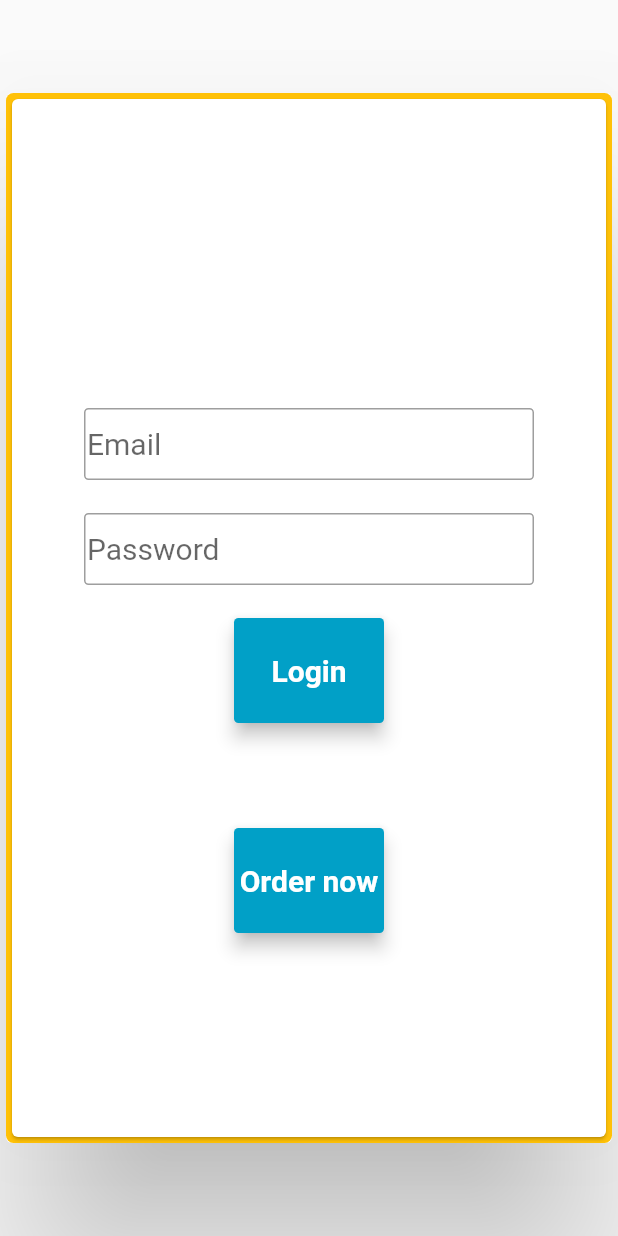
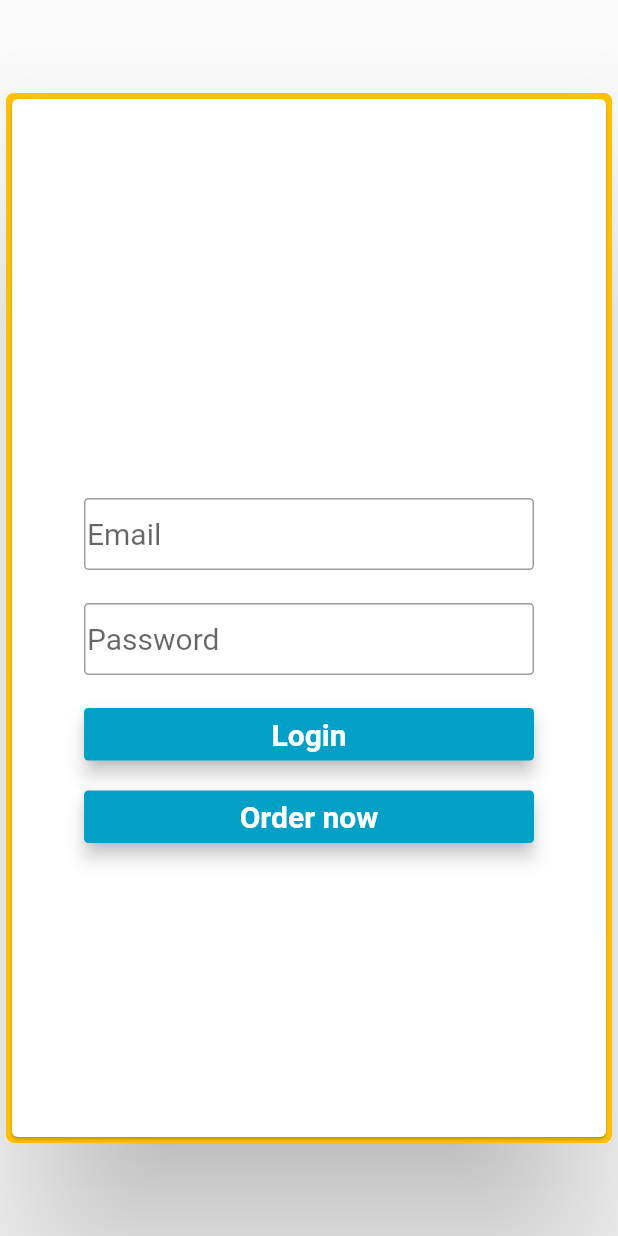
Before and after one commit to asg1cnpm/cnpm, a Flutter app: the screen it shows after launch, on a phone screen of 412 x 824 dp. Run offline on Flutter 3.47's test engine with Material 2 defaults, Android fonts, the light colour scheme and no system bars; our stand-ins replace flutter_svg; Roboto replaces fonts that are missing (Montserrat).

Commit message:
style login button again

```diff
--- a/lib/login.dart
+++ b/lib/login.dart
@@ -157,13 +157,13 @@ class _MyHomePageState extends State<MyHomePage> {
                       width: _width * 0.3,
                       child: passwordField),
                   SizedBox(
-                      height: _height * 0.1,
-                      width: _width * 0.1,
+                      height: _height * 0.05,
+                      width: _width * 0.3,
                       child: loginButon),
-                  SizedBox(height: _height * 0.1, width: _width * 0.1),
+                  SizedBox(height: 20),
                   SizedBox(
-                      height: _height * 0.1,
-                      width: _width * 0.1,
+                      height: _height * 0.05,
+                      width: _width * 0.3,
                       child: guestButton)
                 ],
               ),
```
